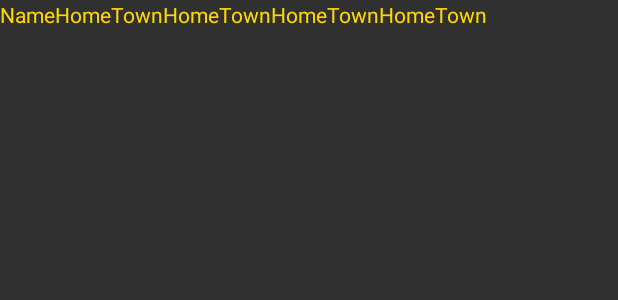
After one commit to EXPSPACE/clarifind, an Android app: the layout item_location.xml on its own in the app's theme, with its tools: preview values and no code run, on a phone screen of 412 x 824 dp. The commit adds this screen. Shown: the top 300 px of the screen. Run offline under Robolectric (Android 15) with nearby library versions, the phone set to English and light mode, and no system bars.

Commit message:
Added lines of code

```diff
--- a/Clarifind/app/src/main/java/com/conuhax/clarifind/MainActivity.java
+++ b/Clarifind/app/src/main/java/com/conuhax/clarifind/MainActivity.java
@@ -49,7 +49,7 @@ public class MainActivity extends AppCompatActivity implements
     private static final int CAPTURE_MEDIA = 368;
     private boolean showImagePicker = true;
     protected GoogleApiClient mGoogleApiClient;
-    protected Location mLastLocation;
+    public static Location mLastLocation;
 
     @Override
     protected void onCreate(Bundle savedInstanceState) {
--- a/Clarifind/app/src/main/java/com/conuhax/clarifind/model/yellowpages/FindBusinessResponse.java
+++ b/Clarifind/app/src/main/java/com/conuhax/clarifind/model/yellowpages/FindBusinessResponse.java
@@ -6,7 +6,7 @@ package com.conuhax.clarifind.model.yellowpages;
 
 public class FindBusinessResponse {
 
-    private Listings[] listings;
+    public Listings[] listings;
 
     @Override
     public String toString() {
--- /dev/null
+++ b/Clarifind/app/src/main/res/layout/item_location.xml
@@ -0,0 +1,29 @@
+<LinearLayout xmlns:android="http://schemas.android.com/apk/res/android"
+    android:layout_width="match_parent"
+    android:layout_height="match_parent" >
+    <TextView
+        android:id="@+id/locationName"
+        android:layout_width="wrap_content"
+        android:layout_height="wrap_content"
+        android:text="Name" />
+    <TextView
+        android:id="@+id/locationStreet"
+        android:layout_width="wrap_content"
+        android:layout_height="wrap_content"
+        android:text="HomeTown" />
+    <TextView
+        android:id="@+id/locationCity"
+        android:layout_width="wrap_content"
+        android:layout_height="wrap_content"
+        android:text="HomeTown" />
+    <TextView
+        android:id="@+id/locationProv"
+        android:layout_width="wrap_content"
+        android:layout_height="wrap_content"
+        android:text="HomeTown" />
+    <TextView
+        android:id="@+id/locationPostal"
+        android:layout_width="wrap_content"
+        android:layout_height="wrap_content"
+        android:text="HomeTown" />
+</LinearLayout>
```
Also changed, not shown: Clarifind/app/src/main/java/com/conuhax/clarifind/ResultActivity.java (+18 -1 lines), Clarifind/app/src/main/java/com/conuhax/clarifind/model/LocationAdapter.java (added, +49 -0 lines), Clarifind/app/src/main/java/com/conuhax/clarifind/model/yellowpages/Address.java (+4 -4 lines), Clarifind/app/src/main/java/com/conuhax/clarifind/model/yellowpages/Listings.java (+7 -7 lines), Clarifind/app/src/main/res/layout/activity_result.xml (+7 -0 lines).
